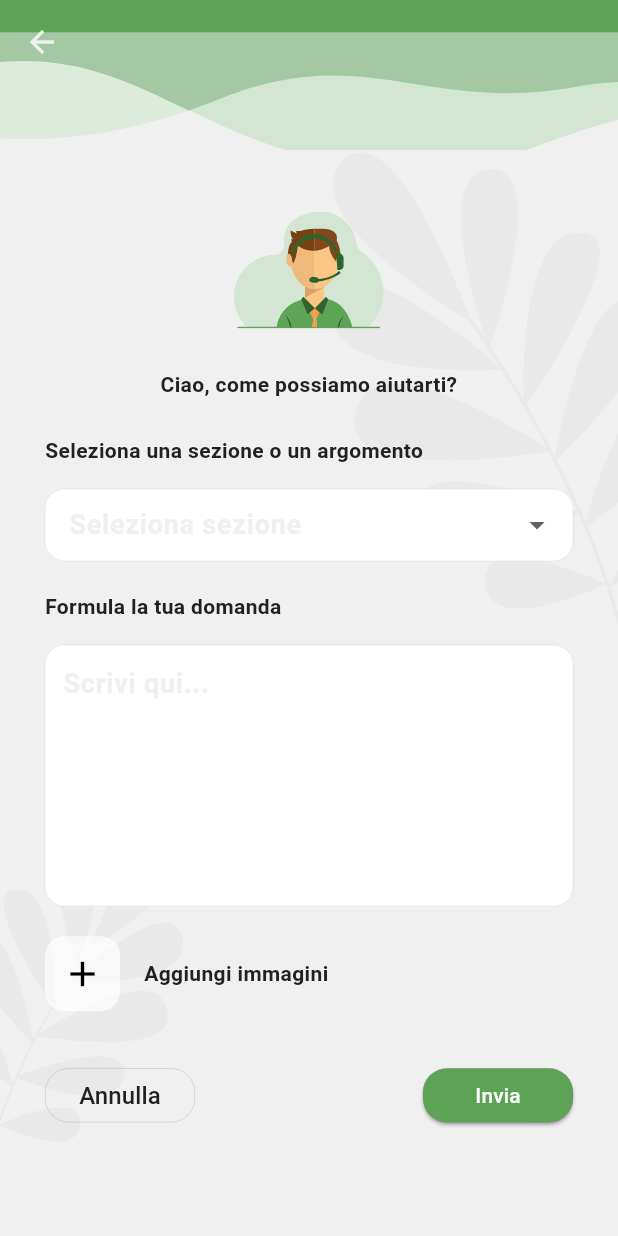
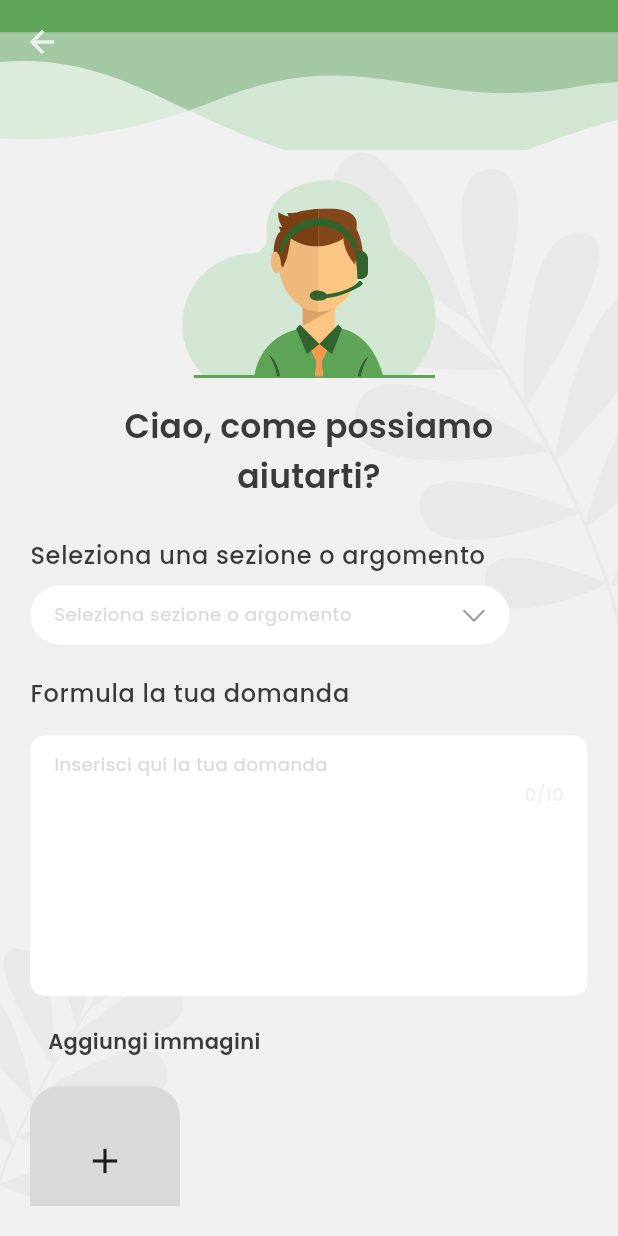
Before and after one commit to LauraG2000/support_demo_lauraGagliazzo, a Flutter app: the screen it shows after launch, after a tap on "Supporto tecnico", on a phone screen of 412 x 824 dp. Run offline on Flutter 3.47's test engine with Material 3 defaults, Android fonts, the phone set to English and light mode, and no system bars; our stand-ins replace flutter_svg.

Commit message:
Updated UI forms page

```diff
--- a/lib/core/themes/custom_colors.dart
+++ b/lib/core/themes/custom_colors.dart
@@ -10,11 +10,12 @@ class CustomColors {
   static const Color background = Color.fromRGBO(240, 240, 240, 1);
 
   // Text
-  static const Color textPrimary = Color.fromRGBO(33, 33, 33, 1);
-  static const Color textSecondary = Color.fromRGBO(117, 117, 117, 1);
+  static const Color textPrimary = Color.fromRGBO(58, 58, 58, 1);
+  static const Color textSecondary =  Color.fromRGBO(181, 181, 181, 1);
 
   // Cards / Surfaces
   static const Color card = Colors.white;
-  static const Color cardBorder = Color.fromARGB(255, 124, 124, 124);
+  static const Color cardBorder = Color.fromRGBO(181, 181, 181, 1);
+  static const Color iconAdd = Color.fromRGBO(217, 217, 217, 1);
 
 }
--- a/lib/core/themes/themes.dart
+++ b/lib/core/themes/themes.dart
@@ -1,13 +1,12 @@
 import 'package:flutter/material.dart';
 import 'package:joyflo_project/core/themes/custom_colors.dart';
-import 'package:joyflo_project/shared/constants/icon_size.dart';
 import 'package:joyflo_project/shared/constants/radius_values.dart';
 
 class Themes {
   static final ThemeData mainTheme = ThemeData(
     useMaterial3: true,
+    fontFamily: "Poppins",
 
-    // ColorScheme
     colorScheme: ColorScheme(
       brightness: Brightness.light,
       primary: CustomColors.primary,
@@ -15,48 +14,80 @@ class Themes {
       secondary: CustomColors.secondary,
       onSecondary: Colors.white,
       error: Colors.red,
-      onError: Colors.white,
+      onError: Colors.red,
       onSurface: CustomColors.background,
-      surfaceContainerHighest: CustomColors.textPrimary,
+      surfaceContainerHighest: CustomColors.iconAdd,
       surface: CustomColors.card,
       surfaceDim: CustomColors.textPrimary,
       shadow: CustomColors.cardBorder,
     ),
-     splashFactory: NoSplash.splashFactory,
 
+    splashFactory: NoSplash.splashFactory,
     scaffoldBackgroundColor: CustomColors.background,
 
-    appBarTheme: AppBarTheme(
-      elevation: 0,
-      centerTitle: true,
-      titleTextStyle: const TextStyle(
-        color: Colors.black87,
-        fontWeight: FontWeight.w600,
-        fontSize: 20,
-      ),
-      iconTheme: IconThemeData(color: CustomColors.primary),
+    // TEXT THEME (globale Poppins)
+    textTheme: const TextTheme(
+      titleLarge: TextStyle(fontSize: 26, fontWeight: FontWeight.w700),
+      titleMedium: TextStyle(fontSize: 22, fontWeight: FontWeight.w600),
+      bodyLarge: TextStyle(fontSize: 16, fontWeight: FontWeight.w500),
+      bodyMedium: TextStyle(fontSize: 14, fontWeight: FontWeight.w600),
+      bodySmall: TextStyle(fontSize: 12, fontWeight: FontWeight.w400),
     ),
 
-    cardTheme: (
-      CardThemeData(
-        color: CustomColors.card,
-        elevation: 2,
-        shape: RoundedRectangleBorder(
-          borderRadius: BorderRadius.circular(RadiusValues.r13),
+    // FORM GLOBAL STYLE
+    inputDecorationTheme: InputDecorationTheme(
+      filled: true,
+      fillColor: CustomColors.card, // testo interno / background card
+      hintStyle: TextStyle(
+        fontFamily: "Poppins",
+        fontWeight: FontWeight.w400,
+        fontSize: 12,
+        color: CustomColors.textSecondary,
+      ),
+     contentPadding: const EdgeInsets.symmetric(vertical: 0, horizontal: 12),
+      border: OutlineInputBorder(
+        borderRadius: BorderRadius.circular(RadiusValues.r20),
+        borderSide: BorderSide(
+          color: CustomColors.cardBorder.withValues(alpha: 0.8),
+          width: 0.1,
         ),
-        shadowColor: Colors.black26,
-        margin: const EdgeInsets.symmetric(vertical: 8),
-      )
+      ),
+      enabledBorder: OutlineInputBorder(
+        borderRadius: BorderRadius.circular(RadiusValues.r20),
+        borderSide: BorderSide(
+          color: CustomColors.cardBorder.withValues(alpha: 0.8),
+          width: 0.1,
+        ),
+      ),
+      focusedBorder: OutlineInputBorder(
+        borderRadius: BorderRadius.circular(RadiusValues.r20),
+        borderSide: BorderSide(
+          color: CustomColors.cardBorder.withValues(alpha: 0.8),
+          width: 0.1,
+        ),
+      ),
     ),
 
-    iconTheme: IconThemeData(
-      size: IconSize.s32,
-    ),
-
-    textTheme: const TextTheme(
-      bodyLarge: TextStyle(fontSize: 18, fontWeight: FontWeight.w700),
-      bodyMedium: TextStyle(fontSize: 14, fontWeight: FontWeight.w600),
-      bodySmall: TextStyle(fontSize: 12, fontWeight: FontWeight.w300),
+    // DROPDOWN STYLE GLOBALE
+    dropdownMenuTheme: DropdownMenuThemeData(
+      textStyle: TextStyle(
+        fontFamily: "Poppins",
+        fontWeight: FontWeight.w400,
+        fontSize: 12,
+        color: CustomColors.textPrimary,
+      ),
+      menuStyle: MenuStyle(
+        backgroundColor: WidgetStatePropertyAll(CustomColors.card), // lista = card
+        shape: WidgetStatePropertyAll(
+          RoundedRectangleBorder(
+            borderRadius: BorderRadius.circular(RadiusValues.r20),
+            side: BorderSide(
+              color: CustomColors.cardBorder.withValues(alpha: 0.8),
+              width: 0.1,
+            ),
+          ),
+        ),
+      ),
     ),
   );
 }
--- a/lib/features/support/pages/support_form_page.dart
+++ b/lib/features/support/pages/support_form_page.dart
@@ -1,70 +1,31 @@
 import 'package:flutter/material.dart';
-import 'package:flutter/services.dart';
+import 'package:flutter/cupertino.dart';
 import 'package:flutter_svg/flutter_svg.dart';
+import 'package:joyflo_project/shared/constants/icon_size.dart';
 import 'package:joyflo_project/shared/constants/spacing.dart';
 import 'package:joyflo_project/shared/constants/radius_values.dart';
 import 'package:joyflo_project/shared/constants/padding_values.dart';
 import 'package:joyflo_project/shared/widgets/bg_scaffold.dart';
+import 'package:joyflo_project/shared/custom/action_buttons.dart';
 
-class SupportFormPage extends StatefulWidget {
-  const SupportFormPage({super.key});
-
-  @override
-  State<SupportFormPage> createState() => _SupportFormPageState();
-}
-
-class _SupportFormPageState extends State<SupportFormPage> {
+class SupportFormPage extends StatelessWidget {
   final TextEditingController _questionController = TextEditingController();
-  String? _selectedSection;
-  bool _canSave = true;
 
   final List<String> _sections = ["Pagamenti", "Ordini", "Altro"];
 
-  void _checkLength() {
-    setState(() {
-      _canSave = _questionController.text.length <= 10;
-    });
-  }
-
-  @override
-  void initState() {
-    super.initState();
-    _questionController.addListener(_checkLength);
-  }
-
-  @override
-  void dispose() {
-    _questionController.removeListener(_checkLength);
-    _questionController.dispose();
-    super.dispose();
-  }
+  SupportFormPage({super.key});
 
   @override
   Widget build(BuildContext context) {
     final themes = Theme.of(context).colorScheme;
 
-    final ButtonStyle buttonStyle = OutlinedButton.styleFrom(
-      minimumSize: const Size(PaddingValues.p100, PaddingValues.p36),
-      padding: const EdgeInsets.symmetric(horizontal: Spacing.h20),
-      shape: RoundedRectangleBorder(
-        borderRadius: BorderRadius.circular(RadiusValues.r16),
-      ),
-      side: BorderSide(color: themes.shadow.withValues(alpha: 0.8), width: 0.2),
-    );
-
-    final borderStyle = OutlineInputBorder(
-      borderRadius: BorderRadius.circular(RadiusValues.r13),
-      borderSide: BorderSide(
-        color: themes.shadow.withValues(alpha: 0.8),
-        width: 0.1,
-      ),
-    );
+    String? selectedSection;
 
     return BackgroundScaffold(
-      // ---- CONTENUTO ----
-      child: SingleChildScrollView(
+      child: CustomScrollView(
         physics: const ClampingScrollPhysics(),
-        padding: const EdgeInsets.all(PaddingValues.p10),
+        slivers: [
+          SliverToBoxAdapter(
             child: Column(
               crossAxisAlignment: CrossAxisAlignment.start,
               children: [
@@ -73,17 +34,20 @@ class _SupportFormPageState extends State<SupportFormPage> {
                   child: Column(
                     children: [
                       SvgPicture.asset(
-                    'assets/icons/main_icon.svg',
-                    width: Spacing.h100,
-                    height: Spacing.v100,
+                        'assets/icons/main_icon_lg.svg',
                         fit: BoxFit.contain,
                       ),
                       const SizedBox(height: Spacing.v16),
-                  Text(
+                      SizedBox(
+                        width: Spacing.h280,
+                        child: Text(
                           "Ciao, come possiamo aiutarti?",
                           textAlign: TextAlign.center,
-                    style: Theme.of(context,
-                    ).textTheme.bodyMedium?.copyWith(color: themes.surfaceDim),
+                          maxLines: 2,
+                          overflow: TextOverflow.ellipsis,
+                          style: Theme.of(context).textTheme.titleMedium
+                              ?.copyWith(color: themes.surfaceDim),
+                        ),
                       ),
                     ],
                   ),
@@ -91,54 +55,81 @@ class _SupportFormPageState extends State<SupportFormPage> {
 
                 const SizedBox(height: Spacing.v24),
 
-            // ---- DROPDOWN ----
-            Text(
-              "Seleziona una sezione o un argomento",
-              style: Theme.of(context,
-              ).textTheme.bodyMedium?.copyWith(color: themes.surfaceDim),
-            ),
-            const SizedBox(height: Spacing.v16),
-
-            DropdownButtonFormField<String>(
-              initialValue: _selectedSection,
-              decoration: InputDecoration(
-                filled: true,
-                fillColor: themes.surface,
-                labelText: "Seleziona sezione",
-                border: borderStyle,
-                enabledBorder: borderStyle,
-                focusedBorder: borderStyle,
-                contentPadding: const EdgeInsets.symmetric(
-                  vertical: 12,
-                  horizontal: 12,
+                // ---- DROPDOWN LABEL ----
+                Align(
+                  alignment: Alignment.centerLeft,
+                  child: Text(
+                    "Seleziona una sezione o argomento",
+                    style: Theme.of(
+                      context,
+                    ).textTheme.bodyLarge?.copyWith(color: themes.surfaceDim),
                   ),
                 ),
-              items: _sections
-                  .map((e) => DropdownMenuItem(value: e, child: Text(e)))
-                  .toList(),
+                const SizedBox(height: Spacing.v8),
+
+                // ---- DROPDOWN ----
+                StatefulBuilder(
+                  builder: (context, setState) {
+                    return SizedBox(
+                      height: Spacing.v40,
+                      width: Spacing.h320,
+                      child: DropdownButtonFormField<String>(
+                        initialValue: selectedSection,
+                        hint: Text(
+                          "Seleziona sezione o argomento",
+                          style: Theme.of(context).textTheme.bodySmall
+                              ?.copyWith(color: themes.surfaceContainerHighest),
+                        ),
+                        decoration: InputDecoration(
+                          suffixIcon: Icon(
+                            CupertinoIcons.chevron_down,
+                            color: themes.surfaceDim.withValues(alpha: 0.5),
+                            size: IconSize.s20,
+                          ),
+                        ),
+                        style: Theme.of(context).textTheme.bodySmall?.copyWith(
+                          color: themes.surfaceDim,
+                        ),
+                        items: _sections.map((e) {
+                          return DropdownMenuItem(
+                            value: e,
+                            child: Text(
+                              e,
+                              style: Theme.of(context).textTheme.bodySmall
+                                  ?.copyWith(color: themes.surfaceDim),
+                            ),
+                          );
+                        }).toList(),
                         onChanged: (val) {
                           setState(() {
-                  _selectedSection = val;
+                            selectedSection = val;
                           });
+                        },
+                      ),
+                    );
                   },
                 ),
 
                 const SizedBox(height: Spacing.v20),
 
-            // ---- TEXTFIELD ----
-            Text(
+                // ---- TEXTAREA LABEL ----
+                Align(
+                  alignment: Alignment.centerLeft,
+                  child: Text(
                     "Formula la tua domanda",
                     style: Theme.of(
                       context,
-              ).textTheme.bodyMedium?.copyWith(color: themes.surfaceDim),
+                    ).textTheme.bodyLarge?.copyWith(color: themes.surfaceDim),
+                  ),
                 ),
                 const SizedBox(height: Spacing.v16),
 
+                // ---- TEXTAREA ----
                 Container(
-              padding: const EdgeInsets.all(12),
+                  padding: const EdgeInsets.all(PaddingValues.p12),
                   decoration: BoxDecoration(
                     color: themes.surface,
-                borderRadius: BorderRadius.circular(RadiusValues.r13),
+                    borderRadius: BorderRadius.circular(RadiusValues.r10),
                     border: Border.all(
                       color: themes.shadow.withValues(alpha: 0.8),
                       width: 0.1,
@@ -146,8 +137,8 @@ class _SupportFormPageState extends State<SupportFormPage> {
                   ),
                   child: ConstrainedBox(
                     constraints: const BoxConstraints(
-                  minHeight: 150,
-                  maxHeight: 600,
+                      minHeight: Spacing.v150,
+                      maxHeight: Spacing.v600,
                     ),
                     child: Scrollbar(
                       thumbVisibility: true,
@@ -155,15 +146,21 @@ class _SupportFormPageState extends State<SupportFormPage> {
                       trackVisibility: false,
                       child: TextField(
                         controller: _questionController,
+                        maxLength: 10, // "counter""
                         maxLines: null,
                         keyboardType: TextInputType.multiline,
-                    scrollPhysics: const ClampingScrollPhysics(),
-                    inputFormatters: [LengthLimitingTextInputFormatter(10)],
-                    decoration: const InputDecoration(
-                      hintText: "Scrivi qui...",
-                      border: InputBorder.none,
+                        style: Theme.of(context).textTheme.bodySmall?.copyWith(
+                          color: themes.surfaceDim,
+                        ),
+                        decoration: InputDecoration(
+                          hintText: "Inserisci qui la tua domanda",
+                          hintStyle: Theme.of(context).textTheme.bodySmall
+                              ?.copyWith(color: themes.surfaceContainerHighest),
                           isDense: true,
                           contentPadding: EdgeInsets.zero,
+                          border: InputBorder.none,
+                          enabledBorder: InputBorder.none,
+                          focusedBorder: InputBorder.none,
                         ),
                       ),
                     ),
@@ -172,59 +169,54 @@ class _SupportFormPageState extends State<SupportFormPage> {
 
                 const SizedBox(height: Spacing.v20),
 
-            // ---- ADD IMAGE ----
-            Row(
-              children: [
-                Container(
-                  width: 50,
-                  height: 50,
-                  decoration: BoxDecoration(
-                    color: themes.surface.withValues(alpha: 0.7),
-                    borderRadius: BorderRadius.circular(RadiusValues.r13),
+                // ---- ADD IMAGE LABEL ----
+                Padding(
+                  padding: const EdgeInsets.symmetric(
+                    horizontal: PaddingValues.p12,
                   ),
-                  child: const Center(child: Icon(Icons.add, size: 28)),
-                ),
-                const SizedBox(width: Spacing.h16),
-                Text(
+                  child: Text(
                     "Aggiungi immagini",
                     style: Theme.of(
                       context,
                     ).textTheme.bodyMedium?.copyWith(color: themes.surfaceDim),
                   ),
+                ),
+                const SizedBox(height: Spacing.v20),
+
+                // ---- ADD IMAGE ----
+                Row(
+                  crossAxisAlignment: CrossAxisAlignment.center,
+                  children: [
+                    Container(
+                      width: 100,
+                      height: 100,
+                      decoration: BoxDecoration(
+                        color: themes.surfaceContainerHighest,
+                        borderRadius: BorderRadius.circular(
+                          RadiusValues.r20,
+                        ), // angoli smussati
+                      ),
+                      child: const Center(
+                        child: Icon(Icons.add, size: IconSize.s28),
+                      ),
+                    ),
+                    const SizedBox(width: Spacing.h16),
                   ],
                 ),
+                const SizedBox(height: Spacing.v32),
 
-            const SizedBox(height: Spacing.v32),
                 // ---- BUTTONS ----
-            Row(
-              mainAxisAlignment: MainAxisAlignment.spaceBetween,
-              children: [
-                OutlinedButton(
-                  onPressed: () => Navigator.pop(context),
-                  style: buttonStyle.copyWith(
-                    backgroundColor: WidgetStatePropertyAll(Colors.transparent),
-                  ),
-                  child: Text(
-                    "Annulla",
-                    style: TextStyle(color: themes.surfaceDim, fontSize: 16),
-                  ),
-                ),
-                ElevatedButton(
-                  onPressed: _canSave ? () {} : null,
-                  style: buttonStyle.copyWith(
-                    backgroundColor: WidgetStatePropertyAll(themes.primary),
-                    foregroundColor: const WidgetStatePropertyAll(Colors.white),
-                  ),
-                  child: const Text("Invia"),
-                ),
-              ],
+                ActionButtons(
+                  onCancel: () => Navigator.pop(context),
+                  onSubmit: () {},
+                  primaryColor: themes.primary,
+                  cancelColor: Colors.transparent,
                 ),
               ],
             ),
           ),
+        ],
+      ),
     );
   }
 }
-// Todo: refactor dimensions and styles into constants and theme
-// Todo: fix button add image alignment + text position
-// Todo: split components
--- a/lib/features/support/pages/support_home_page.dart
+++ b/lib/features/support/pages/support_home_page.dart
@@ -21,7 +21,7 @@ class SupportHomePage extends StatelessWidget {
         Navigator.push(
           context,
           MaterialPageRoute(
-            builder: (context) => const SupportFormPage(),
+            builder: (context) => SupportFormPage(),
           ),
         );
       },
--- a/lib/main.dart
+++ b/lib/main.dart
@@ -37,3 +37,7 @@ class MyApp extends StatelessWidget {
 
   }
 }
+
+// Todo: refactor dimensions and styles into constants and theme
+// Todo: fix button add image alignment + text position
+// Todo: split components
--- a/lib/shared/constants/icon_size.dart
+++ b/lib/shared/constants/icon_size.dart
@@ -2,6 +2,7 @@ class IconSize {
   static const double s16 = 16.0;
   static const double s20 = 20.0;
   static const double s24 = 24.0;
+  static const double s28 = 28.0;
   static const double s32 = 32.0;
   static const double s40 = 40.0;
   static const double s48 = 48.0;
--- a/lib/shared/constants/padding_values.dart
+++ b/lib/shared/constants/padding_values.dart
@@ -9,5 +9,7 @@ class PaddingValues {
   static const double p32 = 32.0;
   static const double p36 = 36.0;
   static const double p40 = 40.0;
+  static const double p50 = 50.0;
+  static const double p80 = 80.0;
   static const double p100 = 100.0;
 }
--- a/lib/shared/constants/radius_values.dart
+++ b/lib/shared/constants/radius_values.dart
@@ -1,6 +1,6 @@
 class RadiusValues {
   static const double r4 = 4.0;
-  static const double r8 = 8.0;
+  static const double r10 = 10.0;
   static const double r13 = 13.0;
   static const double r16 = 16.0;
   static const double r20 = 20.0;
--- a/lib/shared/constants/spacing.dart
+++ b/lib/shared/constants/spacing.dart
@@ -9,8 +9,11 @@ class Spacing {
   static const double v24 = 24.0;
   static const double v32 = 32.0;
   static const double v40 = 40.0;
+  static const double v50 = 50.0;
   static const double v80 = 80.0;
   static const double v100 = 100.0;
+  static const double v150 = 150.0;
+  static const double v600 = 600.0;
 
 
 
@@ -23,8 +26,19 @@ class Spacing {
   static const double h24 = 24.0;
   static const double h32 = 32.0;
   static const double h40 = 40.0;
+  static const double h50 = 50.0;
   static const double h80 = 80.0;
+  static const double h90 = 90.0;
   static const double h100 = 100.0;
+  static const double h120 = 120.0;
+  static const double h130 = 130.0;
+  static const double h200 = 200.0;
+  static const double h260 = 260.0;
+  static const double h280 = 280.0;
+  static const double h320 = 320.0;
+
+
+
 
 
 }
--- /dev/null
+++ b/lib/shared/custom/action_buttons.dart
@@ -0,0 +1,75 @@
+import 'package:flutter/material.dart';
+import 'package:joyflo_project/shared/constants/radius_values.dart';
+import 'package:joyflo_project/shared/constants/spacing.dart';
+import 'package:joyflo_project/shared/constants/padding_values.dart';
+
+class ActionButtons extends StatelessWidget {
+  final VoidCallback onCancel;
+  final VoidCallback onSubmit;
+  final Color primaryColor;
+  final Color cancelColor;
+
+  const ActionButtons({
+    super.key,
+    required this.onCancel,
+    required this.onSubmit,
+    required this.primaryColor,
+    required this.cancelColor,
+  });
+
+  @override
+  Widget build(BuildContext context) {
+    final themes = Theme.of(context).colorScheme;
+
+  final ButtonStyle baseButtonStyle = OutlinedButton.styleFrom(
+  minimumSize: const Size(PaddingValues.p40, PaddingValues.p32),
+  padding: const EdgeInsets.symmetric(horizontal: PaddingValues.p12, vertical:PaddingValues.p8),
+  shape: RoundedRectangleBorder(
+    borderRadius: BorderRadius.circular(RadiusValues.r20),
+  ),
+  side: BorderSide(
+    color: themes.shadow.withValues(alpha: 0.8),
+    width: 0.2,
+  ),
+);
+
+return Row(
+  mainAxisAlignment: MainAxisAlignment.center,
+  children: [
+    SizedBox(
+      width: Spacing.h90,
+      child: OutlinedButton(
+        onPressed: onCancel,
+        style: baseButtonStyle.copyWith(
+          backgroundColor: WidgetStatePropertyAll(cancelColor),
+        ),
+        child: Text(
+          "Annulla",
+          style: Theme.of(context)
+              .textTheme
+              .bodyLarge
+              ?.copyWith(color: themes.surfaceDim),
+        ),
+      ),
+    ),
+    const SizedBox(width: Spacing.h130),
+    SizedBox(
+      width: Spacing.h90,
+      child: ElevatedButton(
+        onPressed: onSubmit,
+        style: baseButtonStyle.copyWith(
+          backgroundColor: WidgetStatePropertyAll(primaryColor),
+        ),
+        child: Text(
+          "Invia",
+          style: Theme.of(context)
+              .textTheme
+              .bodyLarge
+              ?.copyWith(color: themes.surface),
+        ),
+      ),
+    ),
+  ],
+);
+  }
+}
```
Also changed, not shown: pubspec.yaml (+13 -17 lines), assets/fonts/Poppins-Bold.ttf (added), assets/fonts/Poppins-Medium.ttf (added), assets/fonts/Poppins-Regular.ttf (added), assets/fonts/Poppins-SemiBold.ttf (added), assets/icons/main_icon_lg.svg (added), pubspec.lock, 1 other file. Lines whose indentation alone changed are shown as unchanged.
